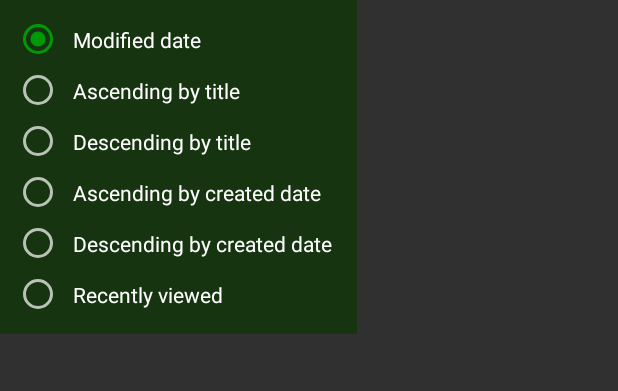
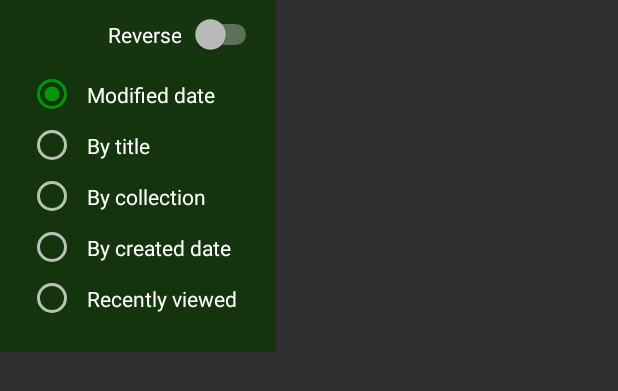
Before and after one commit to tomiolah/Songbook, an Android app: the layout content_sort.xml on its own in the app's theme, with its tools: preview values and no code run, on a phone screen of 412 x 824 dp. Shown: the top 391 px of the screen. Run offline under Robolectric (Android 15) with nearby library versions, the phone set to English and light mode, and no system bars.

Commit message:
Added a new sort method. And sorting implemented with reversing.

```diff
--- a/Songbook/app/src/main/res/layout/content_sort.xml
+++ b/Songbook/app/src/main/res/layout/content_sort.xml
@@ -1,8 +1,23 @@
 <?xml version="1.0" encoding="utf-8"?>
+<LinearLayout
+    xmlns:android="http://schemas.android.com/apk/res/android"
+    android:id="@+id/sortLayout"
+    android:layout_width="wrap_content"
+    android:layout_height="wrap_content"
+    android:background="?attr/primaryDarkColor"
+    android:orientation="vertical"
+    android:padding="9dp">
+
+    <Switch
+        android:id="@+id/reverseSwitch"
+        android:layout_width="match_parent"
+        android:layout_height="wrap_content"
+        android:gravity="center|end"
+        android:switchPadding="6dp"
+        android:text="@string/reverse"/>
 
     <ScrollView
         xmlns:android="http://schemas.android.com/apk/res/android"
-    android:id="@+id/sortLayout"
         android:layout_width="wrap_content"
         android:layout_height="wrap_content"
         android:background="?attr/primaryDarkColor"
@@ -22,33 +37,26 @@
                 android:text="@string/modified_date"/>
 
             <RadioButton
-            android:id="@+id/ascByTitleRadioButton"
+                android:id="@+id/byTitleRadioButton"
                 android:layout_width="wrap_content"
                 android:layout_height="wrap_content"
                 android:padding="7dp"
-            android:text="@string/ascending_by_title"/>
+                android:text="@string/by_title"/>
 
             <RadioButton
-            android:id="@+id/descByTitleRadioButton"
+                android:id="@+id/byCollectionRadioButton"
                 android:layout_width="wrap_content"
                 android:layout_height="wrap_content"
                 android:padding="7dp"
-            android:text="@string/descending_by_title"/>
+                android:text="@string/by_collection"
+                />
 
             <RadioButton
-            android:id="@+id/ascByCreatedDateRadioButton"
+                android:id="@+id/byCreatedDateRadioButton"
                 android:layout_width="wrap_content"
                 android:layout_height="wrap_content"
                 android:padding="7dp"
-            android:text="@string/ascending_by_created_date"
-            />
-
-        <RadioButton
-            android:id="@+id/descByCreatedDateRadioButton"
-            android:layout_width="wrap_content"
-            android:layout_height="wrap_content"
-            android:padding="7dp"
-            android:text="@string/descending_by_created_date"
+                android:text="@string/by_created_date"
                 />
 
             <RadioButton
@@ -61,3 +69,4 @@
         </RadioGroup>
 
     </ScrollView>
+</LinearLayout>
--- a/Songbook/app/src/main/res/values/strings.xml
+++ b/Songbook/app/src/main/res/values/strings.xml
@@ -66,4 +66,8 @@
     <string name="other">Other</string>
     <string name="edit">Edit</string>
     <string name="no_description">No description!</string>
+    <string name="by_title">By title</string>
+    <string name="by_created_date">By created date</string>
+    <string name="by_collection">By collection</string>
+    <string name="reverse">Reverse</string>
 </resources>
```
Also changed, not shown: Songbook/app/src/main/java/com/bence/songbook/ui/activity/MainActivity.java (+70 -26 lines), 2 other files. Lines whose indentation alone changed are shown as unchanged.
